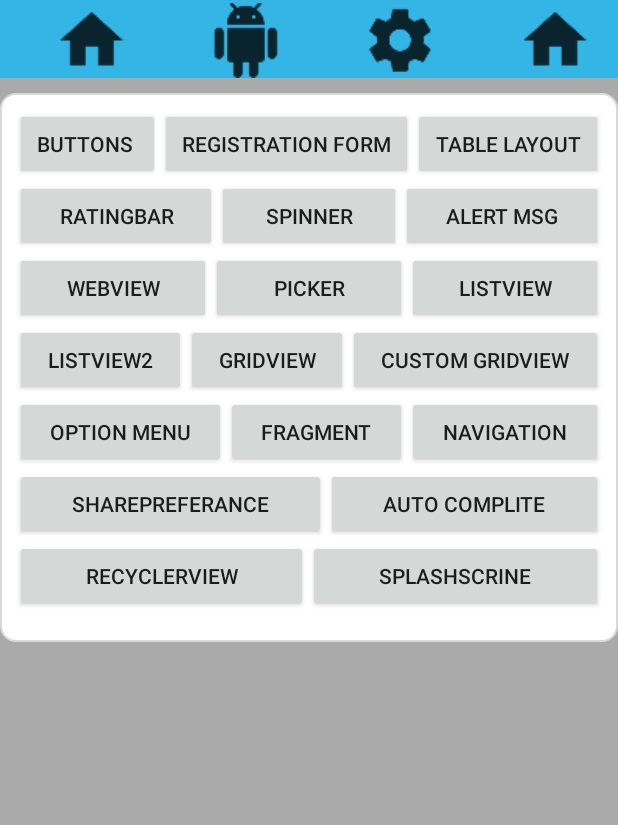
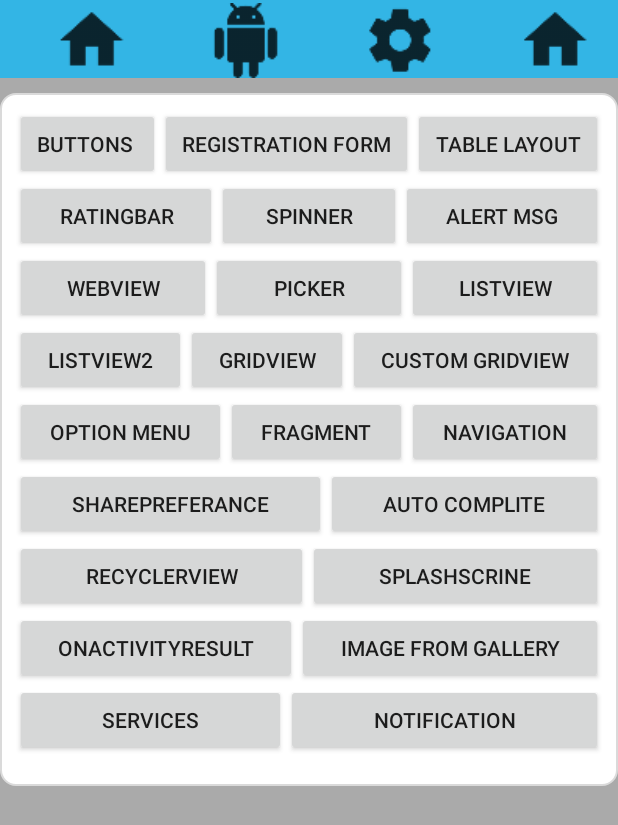
Before and after one commit to ravi84184/Android-Example, an Android app: the screen it shows after launch (MainActivity), on a phone screen of 412 x 824 dp. Shown: the top 825 px of the screen. Run offline under Robolectric (Android 15) with nearby library versions, the phone set to English and light mode, and no system bars.

Commit message:
17 sep, 2017

```diff
--- a/app/build.gradle
+++ b/app/build.gradle
@@ -39,4 +39,9 @@ dependencies {
 
 
 
+
+
+
+
+
 apply plugin: 'com.google.gms.google-services'
--- a/app/src/main/java/com/nikpatel/digitalgrow/MainActivity.java
+++ b/app/src/main/java/com/nikpatel/digitalgrow/MainActivity.java
@@ -18,8 +18,12 @@ import com.nikpatel.digitalgrow.ListView.ListActivity;
 import com.nikpatel.digitalgrow.ListView.List_Activity;
 import com.nikpatel.digitalgrow.Menu.MenuActivity;
 import com.nikpatel.digitalgrow.Navigation.NavigationActivity;
+import com.nikpatel.digitalgrow.Notification.NotificationActivityDemo;
+import com.nikpatel.digitalgrow.OnActivityResult.MainActivityResult;
+import com.nikpatel.digitalgrow.PickImageGallery.GalleryMainActivity;
 import com.nikpatel.digitalgrow.RatingBar.Activity_Rating_bar;
 import com.nikpatel.digitalgrow.RecyclerViewDemo.RecycleViewDemo;
+import com.nikpatel.digitalgrow.ServiceDemo.ServiceActivityDemo;
 import com.nikpatel.digitalgrow.SharePreference.ShareActivity;
 import com.nikpatel.digitalgrow.Spinner.SpinnerActivity;
 import com.nikpatel.digitalgrow.Table.TableActivity;
@@ -27,7 +31,8 @@ import com.nikpatel.digitalgrow.WebView.WebViewActivity;
 
 public class MainActivity extends AppCompatActivity implements View.OnClickListener{
 
-   Button btn1,btn2,btn3,btn4,btn5,btn6,btn7,btn8,btn9,btn10,btn11,btn12,btn13,btn14,btn15,btn16,btn17,btn18,btn19;
+   Button btn1,btn2,btn3,btn4,btn5,btn6,btn7,btn8,btn9,btn10,btn11,
+           btn12,btn13,btn14,btn15,btn16,btn17,btn18,btn19,btn20,btn21,btn22,btn23;
     @Override
     protected void onCreate(Bundle savedInstanceState) {
         super.onCreate(savedInstanceState);
@@ -52,6 +57,12 @@ public class MainActivity extends AppCompatActivity implements View.OnClickListe
         btn17=(Button) findViewById(R.id.btn17);
         btn18=(Button) findViewById(R.id.btn18);
         btn19=(Button) findViewById(R.id.btn19);
+        btn20=(Button) findViewById(R.id.btn20);
+        btn21=(Button) findViewById(R.id.btn21);
+        btn22=(Button) findViewById(R.id.btn22);
+        btn23=(Button) findViewById(R.id.btn23);
+
+
 
         btn1.setOnClickListener(this);
         btn2.setOnClickListener(this);
@@ -72,6 +83,10 @@ public class MainActivity extends AppCompatActivity implements View.OnClickListe
         btn17.setOnClickListener(this);
         btn18.setOnClickListener(this);
         btn19.setOnClickListener(this);
+        btn20.setOnClickListener(this);
+        btn21.setOnClickListener(this);
+        btn22.setOnClickListener(this);
+        btn23.setOnClickListener(this);
     }
 
 
@@ -137,6 +152,21 @@ public class MainActivity extends AppCompatActivity implements View.OnClickListe
             case R.id.btn18:
                 startActivity(new Intent(this,RecycleViewDemo.class));
                 break;
+            case R.id.btn19:
+                startActivity(new Intent(this,RecycleViewDemo.class));
+                break;
+            case R.id.btn20:
+                startActivity(new Intent(this,MainActivityResult.class));
+                break;
+            case R.id.btn21:
+                startActivity(new Intent(this,GalleryMainActivity.class));
+                break;
+            case R.id.btn22:
+                startActivity(new Intent(this,ServiceActivityDemo.class));
+                break;
+            case R.id.btn23:
+                startActivity(new Intent(this,NotificationActivityDemo.class));
+                break;
         }
     }
 }
--- a/app/src/main/res/layout/layout_buttons.xml
+++ b/app/src/main/res/layout/layout_buttons.xml
@@ -176,6 +176,40 @@
                     android:id="@+id/btn19"
                     android:text="SplashScrine"/>
             </LinearLayout>
+            <LinearLayout
+                android:orientation="horizontal"
+                android:layout_width="match_parent"
+                android:layout_height="wrap_content">
+                <Button
+                    android:layout_width="wrap_content"
+                    android:layout_height="wrap_content"
+                    android:layout_weight="1"
+                    android:id="@+id/btn20"
+                    android:text="OnActivityResult"/>
+                <Button
+                    android:layout_width="wrap_content"
+                    android:layout_height="wrap_content"
+                    android:layout_weight="1"
+                    android:id="@+id/btn21"
+                    android:text="image from gallery"/>
+            </LinearLayout>
+            <LinearLayout
+                android:orientation="horizontal"
+                android:layout_width="match_parent"
+                android:layout_height="wrap_content">
+                <Button
+                    android:layout_width="wrap_content"
+                    android:layout_height="wrap_content"
+                    android:layout_weight="1"
+                    android:id="@+id/btn22"
+                    android:text="Services"/>
+                <Button
+                    android:layout_width="wrap_content"
+                    android:layout_height="wrap_content"
+                    android:layout_weight="1"
+                    android:id="@+id/btn23"
+                    android:text="Notification"/>
+            </LinearLayout>
         </LinearLayout>
 
 
```
Also changed, not shown: app/src/main/AndroidManifest.xml (+11 -1 lines).
